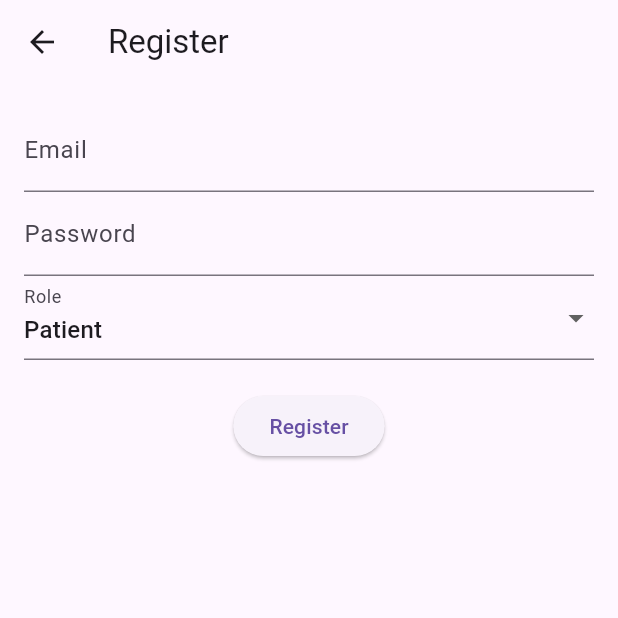
After one commit to ASHUVINAYAK1/ECG-App, a Flutter app: the screen it shows after launch, after a tap on "Login", after a tap on "Register here", on a phone screen of 412 x 824 dp, the top half of it. The commit adds this screen. Run offline on Flutter 3.47's test engine with Material 3 defaults, Android fonts, the phone set to English and light mode, and no system bars; our stand-ins replace cloud_firestore, firebase_auth, firebase_core, flutter_bluetooth_serial; accounts and stored records are empty; network calls fail.

Commit message:
screens added

```diff
--- /dev/null
+++ b/lib/screens/login_screen.dart
@@ -0,0 +1,105 @@
+import 'package:flutter/material.dart';
+import '../services/auth_service.dart';
+import 'doctor_home.dart';
+import 'patient_home.dart';
+import 'registration_screen.dart';
+
+class LoginScreen extends StatefulWidget {
+  @override
+  _LoginScreenState createState() => _LoginScreenState();
+}
+
+class _LoginScreenState extends State<LoginScreen> {
+  final _formKey = GlobalKey<FormState>();
+  String email = '', password = '';
+  String role = 'patient'; // default role
+  bool isLoading = false;
+
+  void login() async {
+    if (_formKey.currentState!.validate()) {
+      setState(() {
+        isLoading = true;
+      });
+      bool result = await AuthService().signIn(email, password);
+      setState(() {
+        isLoading = false;
+      });
+      if (result) {
+        if (role == 'doctor') {
+          Navigator.pushReplacement(
+            context,
+            MaterialPageRoute(builder: (_) => DoctorHomeScreen()),
+          );
+        } else {
+          Navigator.pushReplacement(
+            context,
+            MaterialPageRoute(builder: (_) => PatientHomeScreen()),
+          );
+        }
+      } else {
+        ScaffoldMessenger.of(
+          context,
+        ).showSnackBar(SnackBar(content: Text('Login failed')));
+      }
+    }
+  }
+
+  @override
+  Widget build(BuildContext context) {
+    return Scaffold(
+      appBar: AppBar(title: Text('ECG Detection App - Login')),
+      body: Padding(
+        padding: const EdgeInsets.all(16.0),
+        child: Form(
+          key: _formKey,
+          child: Column(
+            children: [
+              // Email Field
+              TextFormField(
+                decoration: InputDecoration(labelText: 'Email'),
+                onChanged: (val) => email = val,
+                validator: (val) => val!.isEmpty ? 'Enter an email' : null,
+              ),
+              // Password Field
+              TextFormField(
+                decoration: InputDecoration(labelText: 'Password'),
+                obscureText: true,
+                onChanged: (val) => password = val,
+                validator:
+                    (val) => val!.length < 6 ? 'Password too short' : null,
+              ),
+              // Role Dropdown
+              DropdownButtonFormField<String>(
+                value: role,
+                items: [
+                  DropdownMenuItem(child: Text('Patient'), value: 'patient'),
+                  DropdownMenuItem(child: Text('Doctor'), value: 'doctor'),
+                ],
+                onChanged: (val) {
+                  setState(() {
+                    role = val!;
+                  });
+                },
+                decoration: InputDecoration(labelText: 'Role'),
+              ),
+              SizedBox(height: 20),
+              ElevatedButton(
+                onPressed: isLoading ? null : login,
+                child: isLoading ? CircularProgressIndicator() : Text('Login'),
+              ),
+              TextButton(
+                onPressed: () {
+                  Navigator.push(
+                    context,
+                    MaterialPageRoute(builder: (_) => RegistrationScreen()),
+                  );
+                },
+                child: Text('Register here'),
+              ),
+            ],
+          ),
+        ),
+      ),
+    );
+  }
+}
--- /dev/null
+++ b/lib/screens/registration_screen.dart
@@ -0,0 +1,87 @@
+import 'package:flutter/material.dart';
+import '../services/auth_service.dart';
+import 'login_screen.dart';
+
+class RegistrationScreen extends StatefulWidget {
+  @override
+  _RegistrationScreenState createState() => _RegistrationScreenState();
+}
+
+class _RegistrationScreenState extends State<RegistrationScreen> {
+  final _formKey = GlobalKey<FormState>();
+  String email = '', password = '', role = 'patient';
+  bool isLoading = false;
+
+  void register() async {
+    if (_formKey.currentState!.validate()) {
+      setState(() {
+        isLoading = true;
+      });
+      bool result = await AuthService().register(email, password, role);
+      setState(() {
+        isLoading = false;
+      });
+      if (result) {
+        Navigator.pushReplacement(
+          context,
+          MaterialPageRoute(builder: (_) => LoginScreen()),
+        );
+      } else {
+        ScaffoldMessenger.of(
+          context,
+        ).showSnackBar(SnackBar(content: Text('Registration failed')));
+      }
+    }
+  }
+
+  @override
+  Widget build(BuildContext context) {
+    return Scaffold(
+      appBar: AppBar(title: Text('Register')),
+      body: Padding(
+        padding: const EdgeInsets.all(16.0),
+        child: Form(
+          key: _formKey,
+          child: Column(
+            children: [
+              // Email Field
+              TextFormField(
+                decoration: InputDecoration(labelText: 'Email'),
+                onChanged: (val) => email = val,
+                validator: (val) => val!.isEmpty ? 'Enter an email' : null,
+              ),
+              // Password Field
+              TextFormField(
+                decoration: InputDecoration(labelText: 'Password'),
+                obscureText: true,
+                onChanged: (val) => password = val,
+                validator:
+                    (val) => val!.length < 6 ? 'Password too short' : null,
+              ),
+              // Role Dropdown
+              DropdownButtonFormField<String>(
+                value: role,
+                items: [
+                  DropdownMenuItem(child: Text('Patient'), value: 'patient'),
+                  DropdownMenuItem(child: Text('Doctor'), value: 'doctor'),
+                ],
+                onChanged: (val) {
+                  setState(() {
+                    role = val!;
+                  });
+                },
+                decoration: InputDecoration(labelText: 'Role'),
+              ),
+              SizedBox(height: 20),
+              ElevatedButton(
+                onPressed: isLoading ? null : register,
+                child:
+                    isLoading ? CircularProgressIndicator() : Text('Register'),
+              ),
+            ],
+          ),
+        ),
+      ),
+    );
+  }
+}
--- /dev/null
+++ b/lib/services/auth_service.dart
@@ -0,0 +1,39 @@
+import 'package:firebase_auth/firebase_auth.dart';
+import 'package:cloud_firestore/cloud_firestore.dart';
+
+class AuthService {
+  final FirebaseAuth _auth = FirebaseAuth.instance;
+  final FirebaseFirestore _db = FirebaseFirestore.instance;
+
+  Future<bool> signIn(String email, String password) async {
+    try {
+      await _auth.signInWithEmailAndPassword(email: email, password: password);
+      return true;
+    } catch (e) {
+      print("SignIn Error: $e");
+      return false;
+    }
+  }
+
+  Future<bool> register(String email, String password, String role) async {
+    try {
+      UserCredential userCred = await _auth.createUserWithEmailAndPassword(
+        email: email,
+        password: password,
+      );
+      // Store additional user data in Firestore.
+      await _db.collection('users').doc(userCred.user!.uid).set({
+        'email': email,
+        'role': role,
+      });
+      return true;
+    } catch (e) {
+      print("Registration Error: $e");
+      return false;
+    }
+  }
+
+  Future signOut() async {
+    await _auth.signOut();
+  }
+}
```
Also changed, not shown: lib/main.dart (+9 -111 lines), lib/screens/doctor_home.dart (added, +11 -0 lines), lib/screens/patient_home.dart (added, +52 -0 lines), lib/services/ai_service.dart (added, +25 -0 lines), lib/services/bluetooth_service.dart (added, +31 -0 lines), lib/services/ecg_service.dart (added, +12 -0 lines), pubspec.yaml (+9 -73 lines), lib/models/ecg_data.dart (added), lib/models/user.dart (added), pubspec.lock, 7 other files.
